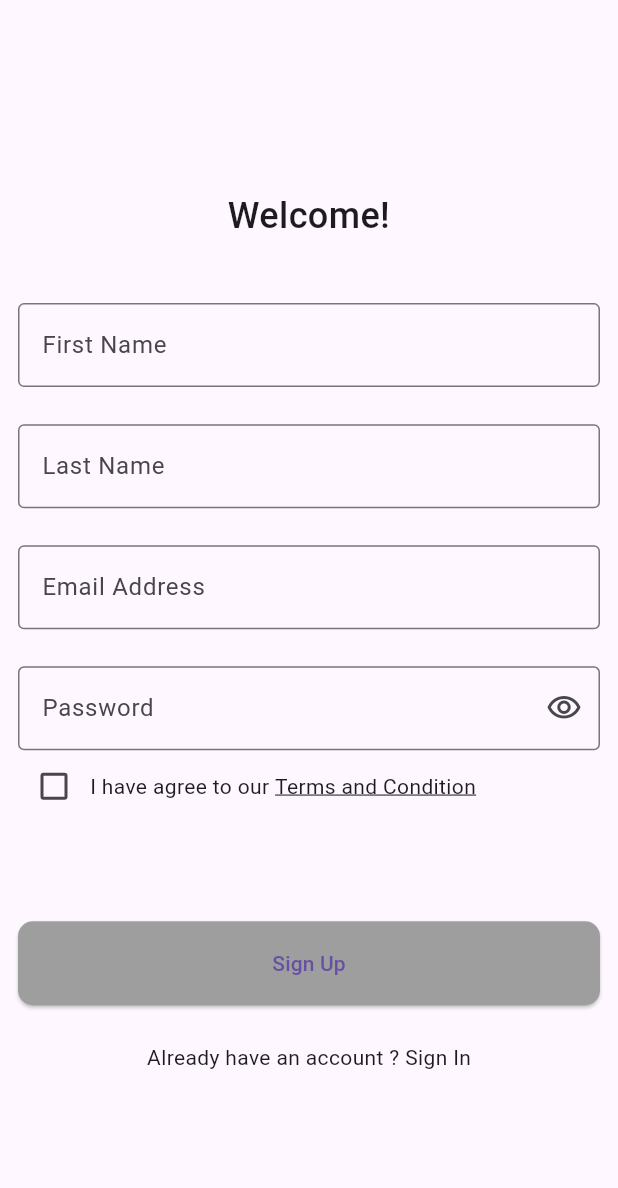
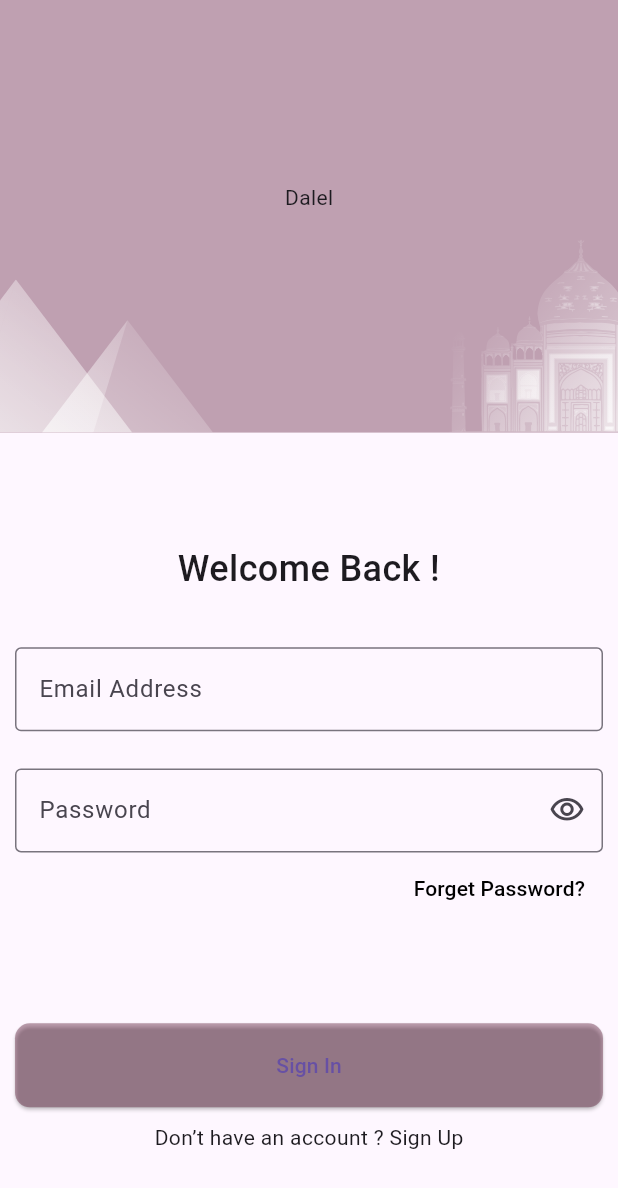
Before and after one commit to waleed-se3fan/Dalel, a Flutter app: the SignupScreen screen opened directly, after a tap on an icon or button, on a phone screen of 412 x 824 dp. Shown: the top 1188 px of the screen. Run offline on Flutter 3.47's test engine with Material 3 defaults, Android fonts, the phone set to English and light mode, and no system bars; our stand-ins replace firebase_auth, firebase_core, flutter_bloc, flutter_svg, shared_preferences, smooth_page_indicator; accounts and stored records are empty.

Commit message:
finish login

```diff
--- a/lib/features/auth/presentation/bloc/authbloc.dart
+++ b/lib/features/auth/presentation/bloc/authbloc.dart
@@ -10,8 +10,12 @@ class AuthBloc extends Bloc<AuthEvents, AuthStates> {
   AuthBloc() : super(AuthInitial()) {
     on<AuthEvents>((event, emit) {});
 
+    on<SignupEvent>((event, emit) {
+      signup(event.email, event.password);
+    });
+
     on<LoginEvent>((event, emit) {
-      signup(event.email, event.password);
+      login(event.email, event.password);
     });
 
     on<UpdateCheckBoxEvent>((event, emit) {
@@ -23,6 +27,7 @@ class AuthBloc extends Bloc<AuthEvents, AuthStates> {
     });
   }
   static final formkey = GlobalKey<FormState>();
+  static final loginformkey = GlobalKey<FormState>();
 
   static final TextEditingController firstNameController =
       TextEditingController();
@@ -48,6 +53,20 @@ class AuthBloc extends Bloc<AuthEvents, AuthStates> {
     }
   }
 
+  login(String email, String password) async {
+    try {
+      emit(LoginLoading());
+      final userCredential =
+          await FirebaseAuth.instance.signInWithEmailAndPassword(
+        email: email,
+        password: password,
+      );
+      emit(LoginSuccess(userCredential.user!));
+    } catch (e) {
+      emit(LoginFailure(e.toString()));
+    }
+  }
+
   updateIsCheck(value) {
     isCheck = value;
     emit(UpdateCheckBoxState(isCheck));
--- a/lib/features/auth/presentation/bloc/authstates.dart
+++ b/lib/features/auth/presentation/bloc/authstates.dart
@@ -25,3 +25,15 @@ class UpdateIsOpscureState extends AuthStates {
   bool value;
   UpdateIsOpscureState(this.value);
 }
+
+class LoginLoading extends AuthStates {}
+
+class LoginSuccess extends AuthStates {
+  final User user;
+  LoginSuccess(this.user);
+}
+
+class LoginFailure extends AuthStates {
+  final String error;
+  LoginFailure(this.error);
+}
--- a/lib/features/auth/presentation/views/signin.dart
+++ b/lib/features/auth/presentation/views/signin.dart
@@ -0,0 +1,29 @@
+import 'package:dalel/core/utils/assets.dart';
+import 'package:dalel/core/utils/colors.dart';
+import 'package:dalel/features/auth/presentation/widgets/signin_form.dart';
+import 'package:dalel/features/auth/presentation/widgets/welcome_banner.dart';
+import 'package:flutter/material.dart';
+import 'package:flutter_svg/flutter_svg.dart';
+
+class SignInScreen extends StatelessWidget {
+  const SignInScreen({super.key});
+
+  @override
+  Widget build(BuildContext context) {
+    return Scaffold(
+        body: ListView(
+      children: const [
+        WelcomeBanner(),
+        Text(
+          'Welcome Back !',
+          textAlign: TextAlign.center,
+          style: TextStyle(fontSize: 24, fontWeight: FontWeight.w500),
+        ),
+        SizedBox(
+          height: 25,
+        ),
+        SigninForm()
+      ],
+    ));
+  }
+}
--- a/lib/features/auth/presentation/views/signup.dart
+++ b/lib/features/auth/presentation/views/signup.dart
@@ -1,5 +1,6 @@
+import 'package:dalel/features/auth/presentation/views/signin.dart';
 import 'package:dalel/features/auth/presentation/widgets/already_have_account.dart';
-import 'package:dalel/features/auth/presentation/widgets/form.dart';
+import 'package:dalel/features/auth/presentation/widgets/signup_form.dart';
 import 'package:dalel/features/auth/presentation/widgets/welcometext.dart';
 import 'package:flutter/material.dart';
 
@@ -21,11 +22,15 @@ class SignupScreen extends StatelessWidget {
           SizedBox(
             height: height * .05,
           ),
-          const MyForm(),
+          const SignupForm(),
           AlreadyHaveAccount(
               text1: 'Already have an account ? ',
               text2: 'Sign In',
-              onTap: () {})
+              onTap: () {
+                Navigator.push(context, MaterialPageRoute(builder: (c) {
+                  return SignInScreen();
+                }));
+              })
         ],
       ),
     ));
--- /dev/null
+++ b/lib/features/auth/presentation/widgets/signin_form.dart
@@ -0,0 +1,130 @@
+import 'package:dalel/core/utils/colors.dart';
+import 'package:dalel/features/auth/presentation/bloc/authbloc.dart';
+import 'package:dalel/features/auth/presentation/bloc/authevent.dart';
+import 'package:dalel/features/auth/presentation/bloc/authstates.dart';
+import 'package:dalel/features/auth/presentation/views/signup.dart';
+import 'package:dalel/features/auth/presentation/widgets/already_have_account.dart';
+import 'package:dalel/features/auth/presentation/widgets/textfield.dart';
+import 'package:dalel/features/home/presentation/view.dart';
+import 'package:flutter/material.dart';
+import 'package:flutter_bloc/flutter_bloc.dart';
+
+class SigninForm extends StatelessWidget {
+  const SigninForm({super.key});
+
+  @override
+  Widget build(BuildContext context) {
+    double height = MediaQuery.of(context).size.height;
+
+    return BlocProvider(
+      create: (context) => AuthBloc(),
+      child: BlocConsumer<AuthBloc, AuthStates>(
+        listener: (context, state) {
+          if (state is LoginSuccess) {
+            ScaffoldMessenger.of(context)
+                .showSnackBar(const SnackBar(content: Text('Succes')));
+            Navigator.pushReplacement(context, MaterialPageRoute(builder: (c) {
+              return const HomeScreen();
+            }));
+          } else if (state is LoginFailure) {
+            ScaffoldMessenger.of(context)
+                .showSnackBar(SnackBar(content: Text(state.error)));
+          } else {
+            return;
+          }
+        },
+        builder: (context, state) {
+          return Form(
+              key: AuthBloc.loginformkey,
+              child: Padding(
+                padding: const EdgeInsets.all(10.0),
+                child: Column(
+                  children: [
+                    CustomTextFeild(
+                      labelText: 'Email Address',
+                      controller: AuthBloc.emailController,
+                      validator: (val) {
+                        if (val == null || val.isEmpty) {
+                          return 'Please enter your email';
+                        }
+                      },
+                    ),
+                    SizedBox(
+                      height: height * .03,
+                    ),
+                    CustomTextFeild(
+                      labelText: 'Password',
+                      controller: AuthBloc.passwordController,
+                      validator: (val) {
+                        if (val == null || val.isEmpty) {
+                          return 'Please enter your password';
+                        }
+                      },
+                      icon: AuthBloc.isobscure
+                          ? Icons.visibility_off_outlined
+                          : Icons.visibility_outlined,
+                      onPressSuffix: () {
+                        context
+                            .read<AuthBloc>()
+                            .add(UpdateOpscureEvent(!AuthBloc.isobscure));
+                      },
+                      obscureText: AuthBloc.isobscure,
+                    ),
+                    Container(
+                      alignment: Alignment.centerRight,
+                      child: TextButton(
+                        onPressed: () {},
+                        child: const Text(
+                          'Forget Password?',
+                          style: TextStyle(color: Colors.black),
+                        ),
+                      ),
+                    ),
+                    SizedBox(
+                      height: height * .08,
+                    ),
+                    SizedBox(
+                      width: double.infinity,
+                      height: 56,
+                      child: state is LoginLoading
+                          ? const Center(
+                              child: CircularProgressIndicator(),
+                            )
+                          : ElevatedButton(
+                              style: ElevatedButton.styleFrom(
+                                backgroundColor: AppColors.appColor,
+                                shape: RoundedRectangleBorder(
+                                  borderRadius: BorderRadius.circular(10),
+                                ),
+                              ),
+                              child: const Text('Sign In'),
+                              onPressed: () {
+                                if (AuthBloc.loginformkey.currentState!
+                                    .validate()) {
+                                  context.read<AuthBloc>().add(LoginEvent(
+                                      AuthBloc.emailController.text,
+                                      AuthBloc.passwordController.text));
+                                }
+                              },
+                            ),
+                    ),
+                    const SizedBox(
+                      height: 10,
+                    ),
+                    AlreadyHaveAccount(
+                        text1: 'Don’t have an account ? ',
+                        text2: 'Sign Up',
+                        onTap: () {
+                          Navigator.push(context,
+                              MaterialPageRoute(builder: (c) {
+                            return const SignupScreen();
+                          }));
+                        }),
+                  ],
+                ),
+              ));
+        },
+      ),
+    );
+  }
+}
--- a/lib/features/auth/presentation/widgets/form.dart
+++ b/lib/features/auth/presentation/widgets/signup_form.dart
@@ -7,8 +7,8 @@ import 'package:dalel/features/auth/presentation/widgets/textfield.dart';
 import 'package:flutter/material.dart';
 import 'package:flutter_bloc/flutter_bloc.dart';
 
-class MyForm extends StatelessWidget {
-  const MyForm({super.key});
+class SignupForm extends StatelessWidget {
+  const SignupForm({super.key});
 
   @override
   Widget build(BuildContext context) {
@@ -118,7 +118,7 @@ class MyForm extends StatelessWidget {
                             onPressed: () {
                               if (AuthBloc.isCheck) {
                                 if (AuthBloc.formkey.currentState!.validate()) {
-                                  context.read<AuthBloc>().add(LoginEvent(
+                                  context.read<AuthBloc>().add(SignupEvent(
                                       AuthBloc.emailController.text,
                                       AuthBloc.passwordController.text));
                                 }
--- /dev/null
+++ b/lib/features/auth/presentation/widgets/welcome_banner.dart
@@ -0,0 +1,42 @@
+import 'package:dalel/core/utils/assets.dart';
+import 'package:dalel/core/utils/colors.dart';
+import 'package:flutter/material.dart';
+import 'package:flutter_svg/svg.dart';
+
+class WelcomeBanner extends StatelessWidget {
+  const WelcomeBanner({super.key});
+
+  @override
+  Widget build(BuildContext context) {
+    double height = MediaQuery.of(context).size.height;
+
+    return Column(
+      children: [
+        Container(
+          height: height * .35,
+          decoration: const BoxDecoration(color: AppColors.appColor),
+          child: Column(
+            mainAxisAlignment: MainAxisAlignment.end,
+            children: [
+              const Text('Dalel'),
+              const SizedBox(
+                height: 18,
+              ),
+              Row(
+                mainAxisAlignment: MainAxisAlignment.spaceBetween,
+                crossAxisAlignment: CrossAxisAlignment.end,
+                children: [
+                  SvgPicture.asset(Assets.imagesVector1),
+                  SvgPicture.asset(Assets.imagesVector2)
+                ],
+              ),
+            ],
+          ),
+        ),
+        SizedBox(
+          height: height * .09,
+        ),
+      ],
+    );
+  }
+}
--- a/pubspec.yaml
+++ b/pubspec.yaml
@@ -40,6 +40,7 @@ dependencies:
   firebase_core: ^2.24.2
   flutter_bloc:
   firebase_auth:
+  flutter_svg:
 
 dev_dependencies:
   flutter_test:
```
Also changed, not shown: lib/features/on_boarding/presentation/views/widgets/get_buttons.dart (+6 -1 lines), pubspec.lock.
